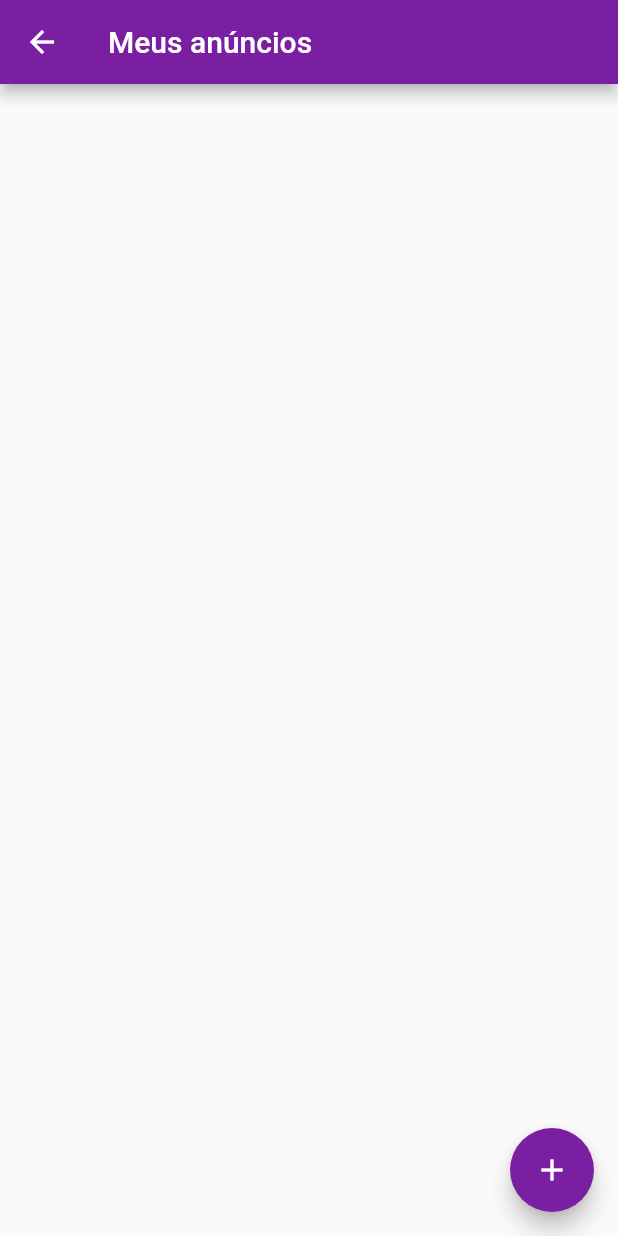
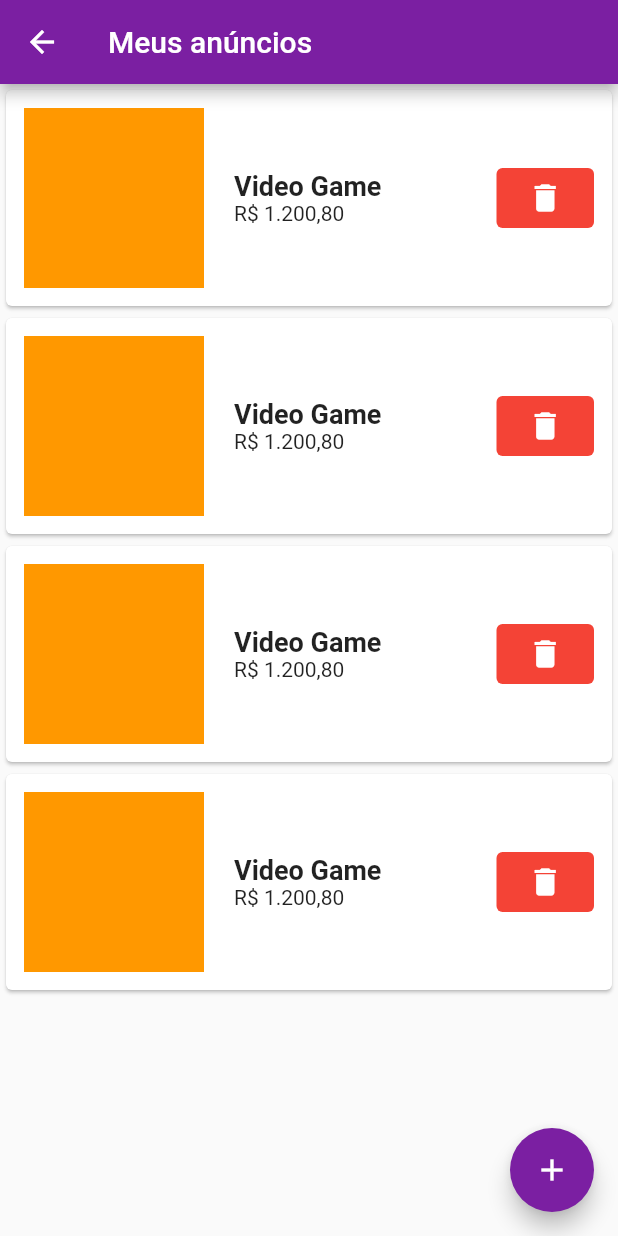
Before and after one commit to davif10/olx-flutter-dart, a Flutter app: the MeusAnuncios screen opened by its route, on a phone screen of 412 x 824 dp. Run offline on Flutter 3.47's test engine with Material 2 defaults, Android fonts, the phone set to English and light mode, and no system bars; our stand-ins replace brasil_fields, cloud_firestore, firebase_auth, firebase_core, firebase_storage, image_picker; missing offline and left inert: validadores; accounts and stored records are empty.

Commit message:
- Criando interface meus anúncios.

```diff
--- a/olx/lib/views/meus_anuncios.dart
+++ b/olx/lib/views/meus_anuncios.dart
@@ -1,4 +1,5 @@
 import 'package:flutter/material.dart';
+import 'package:olx/views/widgets/item_anuncio.dart';
 
 class MeusAnuncios extends StatefulWidget {
   const MeusAnuncios({Key? key}) : super(key: key);
@@ -21,7 +22,12 @@ class _MeusAnunciosState extends State<MeusAnuncios> {
           Navigator.pushNamed(context, "/novo-anuncio");
         },
       ),
-      body: Container(),
+      body: ListView.builder(
+        itemCount: 4,
+          itemBuilder: (_, indice){
+            return ItemAnuncio();
+          }
+      ),
     );
   }
 }
--- a/olx/lib/views/novo_anuncio.dart
+++ b/olx/lib/views/novo_anuncio.dart
@@ -362,11 +362,11 @@ class _NovoAnuncioState extends State<NovoAnuncio> {
     }
   }
 
-  _abrirDialog(BuildContext context){
-    showDialog
-      (context: context,
+  _abrirDialog(BuildContext context) {
+    showDialog(
+        context: context,
         barrierDismissible: false,
-        builder: (context){
+        builder: (context) {
           return AlertDialog(
             content: Column(
               mainAxisSize: MainAxisSize.min,
@@ -390,19 +390,21 @@ class _NovoAnuncioState extends State<NovoAnuncio> {
     //Salvar anuncio no Firestore
     FirebaseAuth auth = FirebaseAuth.instance;
     User? usuarioLogado = auth.currentUser;
-    if(usuarioLogado != null){
+    if (usuarioLogado != null) {
       String idUsuarioLogado = usuarioLogado.uid;
 
       FirebaseFirestore db = FirebaseFirestore.instance;
-      db.collection("meus_anuncios")
+      db
+          .collection("meus_anuncios")
           .doc(idUsuarioLogado)
           .collection("anuncios")
           .doc(_anuncio.id)
-          .set(_anuncio.toMap()).then((_) {
-            Navigator.pop(_dialogContext!);
-        Navigator.pushReplacementNamed(context, "/meus-anuncios");
+          .set(_anuncio.toMap())
+          .then((_) {
+        Navigator.pop(_dialogContext!);
+        Navigator.pop(context);
       });
-    }else{
+    } else {
       debugPrint("Usuário indisponível!");
     }
   }
@@ -421,10 +423,10 @@ class _NovoAnuncioState extends State<NovoAnuncio> {
         taskSnapshot = task;
       });
 
-     if(taskSnapshot != null){
-       String url = await taskSnapshot!.ref.getDownloadURL();
-       _anuncio.fotos.add(url);
-     }
+      if (taskSnapshot != null) {
+        String url = await taskSnapshot!.ref.getDownloadURL();
+        _anuncio.fotos.add(url);
+      }
     }
   }
 }
--- /dev/null
+++ b/olx/lib/views/widgets/item_anuncio.dart
@@ -0,0 +1,47 @@
+import 'package:flutter/material.dart';
+
+class ItemAnuncio extends StatelessWidget {
+  const ItemAnuncio({Key? key}) : super(key: key);
+
+  @override
+  Widget build(BuildContext context) {
+    return GestureDetector(
+      onTap: (){},
+      child: Card(
+        child: Padding(
+          padding: EdgeInsets.all(12),
+          child: Row(
+            children: [
+              Container(
+                width: 120,
+                height: 120,
+                color: Colors.orange,
+              ),
+              Expanded(
+                flex: 3,
+                  child: Padding(
+                    padding: EdgeInsets.symmetric(horizontal: 20, vertical: 8),
+                    child: Column(
+                      crossAxisAlignment: CrossAxisAlignment.start,
+                      children: [
+                        Text("Video Game", style: TextStyle(fontSize: 18, fontWeight: FontWeight.bold),),
+                        Text("R\$ 1.200,80")
+                      ],
+                    ),
+                  )),
+              Expanded(
+                  flex: 1,
+                  child: TextButton(
+                    onPressed: () {  },
+                    style: TextButton.styleFrom(
+                      backgroundColor: Colors.red
+                    ),
+                    child: Icon(Icons.delete, color: Colors.white,),
+                  )),
+            ],
+          ),
+        ),
+      ),
+    );
+  }
+}
```
